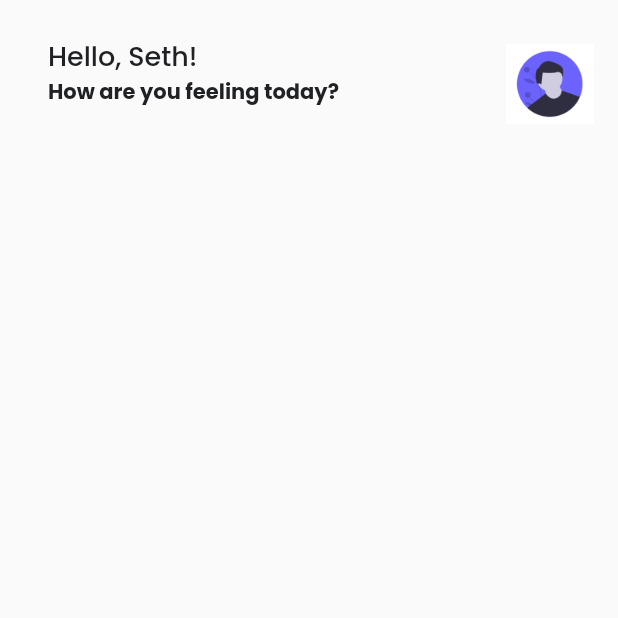
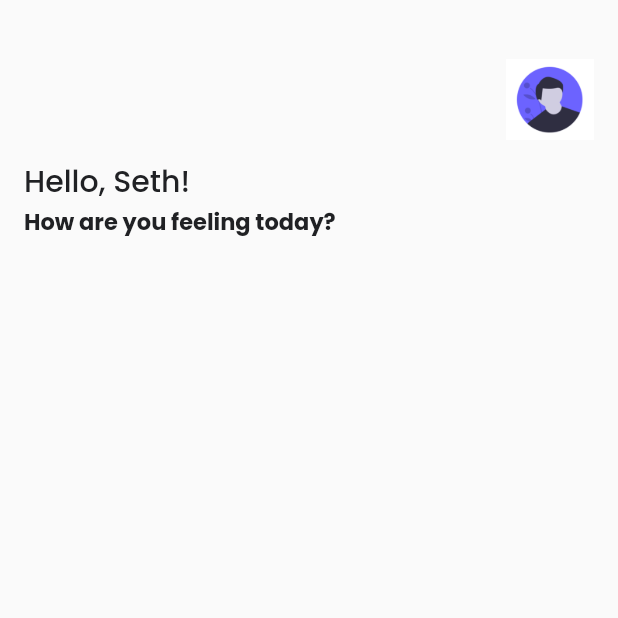
Before and after one commit to seths10/UniCare, a Flutter app: the StudentHome screen opened directly, on a phone screen of 412 x 824 dp, the top half of it. Run offline on Flutter 3.47's test engine with Material 2 defaults, Android fonts, the phone set to English and light mode, and no system bars; our stand-ins replace animated_splash_screen, flutter_svg.

Commit message:
added few lines

```diff
--- a/unicare/lib/screens/Student/Home/home.dart
+++ b/unicare/lib/screens/Student/Home/home.dart
@@ -5,7 +5,7 @@ import 'package:flutter_svg/flutter_svg.dart';
 import 'package:unicare/utils/colors.dart';
 
 class StudentHome extends StatefulWidget {
-  const StudentHome({Key? key}) : super(key: key);
+  StudentHome({Key? key}) : super(key: key);
 
   @override
   State<StudentHome> createState() => _StudentHomeState();
@@ -21,10 +21,24 @@ class _StudentHomeState extends State<StudentHome> {
           physics: const ClampingScrollPhysics(),
           children: [
             Container(
-              margin: const EdgeInsets.only(left: 16, right: 16, top: 16),
+              margin: const EdgeInsets.only(left: 16, right: 16, top: 29),
+              // color: Colors.blue[600],
               child: Row(
-                  mainAxisAlignment: MainAxisAlignment.spaceBetween,
+                mainAxisAlignment: MainAxisAlignment.end,
                 children: [
+                  Container(
+                    height: 59,
+                    width: 59,
+                    decoration: const BoxDecoration(
+                        image: DecorationImage(
+                            image: AssetImage('assets/images/avatar.png'))),
+                  ),
+                ],
+              ),
+            ),
+            const SizedBox(
+              height: 10,
+            ),
             Padding(
               padding: const EdgeInsets.only(left: 16, bottom: 16),
               child: Column(
@@ -33,28 +47,22 @@ class _StudentHomeState extends State<StudentHome> {
                   const Text(
                     "Hello, Seth!",
                     style: TextStyle(
-                                fontSize: 18,
+                        fontSize: 20,
                         fontWeight: FontWeight.w500,
                         color: AppColors.textColor),
                   ),
                   const Text(
                     'How are you feeling today?',
                     style: TextStyle(
+                        fontSize: 15,
                         fontWeight: FontWeight.w700,
                         color: AppColors.textColor),
                   )
                 ],
               ),
             ),
-                    Container(
-                      height: 59,
-                      width: 59,
-                      decoration: const BoxDecoration(
-                          image: DecorationImage(
-                              image: AssetImage('assets/images/avatar.png'))),
-                    )
-                  ]),
-            )
+            const SizedBox(height: 15),
+            Container(),
           ],
         ),
       ),
```
Lines whose indentation alone changed are shown as unchanged.
